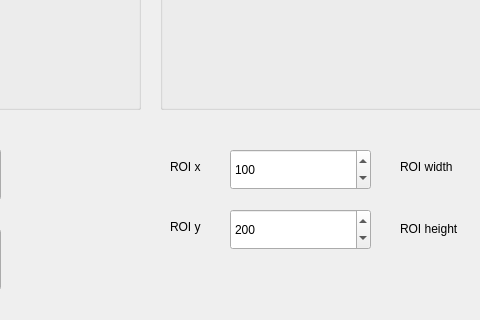
Old version of the form gui/analysis_window.ui in the repository AdvancedPhotonSource/DashPVA; both pictures show x 330 to 810 and y 361 to 681 of the 1443 by 681 pixel window.
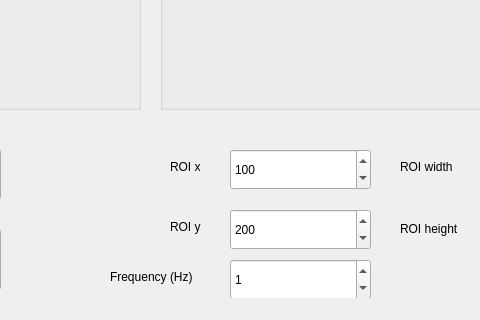
New version of the form.

Commit message: Broken: Starting analysis window puts everything on the same clock as the analysis window

The edit to the form file:
```diff
--- a/gui/analysis_window.ui
+++ b/gui/analysis_window.ui
@@ -320,6 +320,35 @@
      <number>50</number>
     </property>
    </widget>
+   <widget class="QSpinBox" name="calc_freq">
+    <property name="geometry">
+     <rect>
+      <x>560</x>
+      <y>620</y>
+      <width>141</width>
+      <height>41</height>
+     </rect>
+    </property>
+    <property name="maximum">
+     <number>100</number>
+    </property>
+    <property name="value">
+     <number>1</number>
+    </property>
+   </widget>
+   <widget class="QLabel" name="lbl_calculation_frequency">
+    <property name="geometry">
+     <rect>
+      <x>440</x>
+      <y>630</y>
+      <width>101</width>
+      <height>16</height>
+     </rect>
+    </property>
+    <property name="text">
+     <string>Frequency (Hz)</string>
+    </property>
+   </widget>
   </widget>
   <widget class="QStatusBar" name="statusbar"/>
  </widget>
```
The commit also changes 2 other files.
